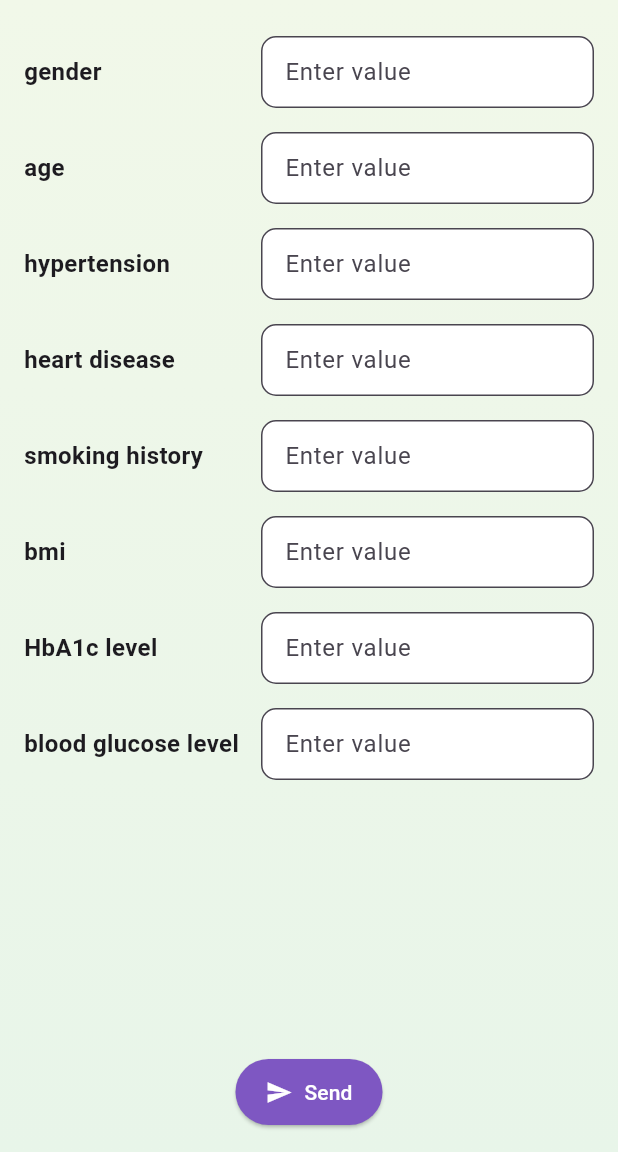
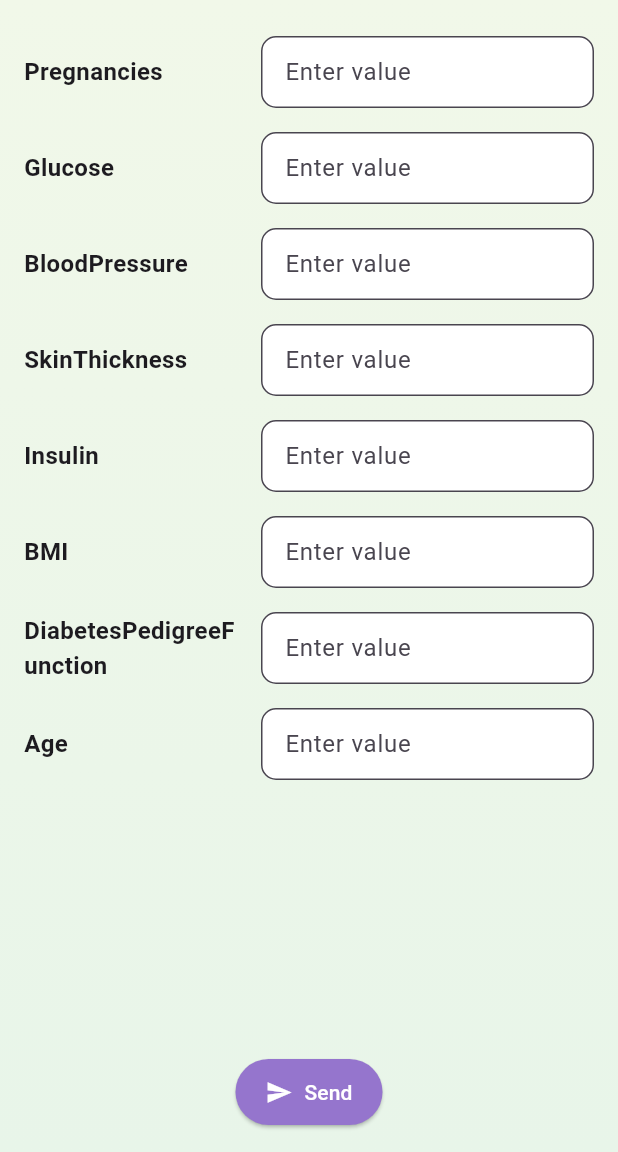
Before and after one commit to beroberoro/analysis_project, a Flutter app: the MedicalTestPage screen opened directly, on a phone screen of 412 x 824 dp, the part 84-1236 px from its top. Run offline on Flutter 3.47's test engine with Material 3 defaults, Android fonts, the phone set to English and light mode, and no system bars; our stand-ins replace dio, image_picker, pdf, printing.

Commit message:
بعد تعديل الurl

```diff
--- a/lib/api.dart
+++ b/lib/api.dart
@@ -8,17 +8,17 @@ class Api {
   Api({required this.dio, required this.apiKey});
 
   final Map<String, String> medicalEndpoints = {
-    "Diabetes": "https://your-api.com/diabetes",
-    "Liver Disease": "https://your-api.com/liver",
-    "Anemia": "https://your-api.com/anemia",
-    "Viral infection": "https://your-api.com/viral",
-    "Parkinsons": "https://your-api.com/parkinsons",
+    "Diabetes": "https://medical-diagnosis-api.onrender.com/predict/data/diapetes",
+    "Liver Disease": "https://medical-diagnosis-api.onrender.com/predict/data/liver",
+    "Anemia": "https://medical-diagnosis-api.onrender.com/predict/data/anemia",
+    "Viral infection": "https://medical-diagnosis-api.onrender.com/predict/data/viral",
+    "Parkinsons": "https://medical-diagnosis-api.onrender.com/predict/data/parkinsons",
   };
 
   final Map<String, String> xrayEndpoints = {
     "Pneumonia": "https://medical-diagnosis-api.onrender.com/predict/image/pneumonia",
     "Covid-19": "https://medical-diagnosis-api.onrender.com/predict/image/covid",
-    "Tuberculosis": "https://your-api.com/xray/tb",
+    "Tuberculosis": "https://medical-diagnosis-api.onrender.com/predict/image/tuberculosis",
   };
 
   Future<String> sendMedicalReport(Map<String, String> data, String testType) async {
--- a/lib/generate_pdf_page.dart
+++ b/lib/generate_pdf_page.dart
@@ -458,9 +458,7 @@ class _GeneratePdfPageState extends State<GeneratePdfPage> {
                   pw.SizedBox(height: 8),
                   pw.Image(
                     pw.MemoryImage(File(widget.imagePath!).readAsBytesSync()),
-                    height: 250,
-                    width: 250,
-                    fit: pw.BoxFit.contain,
+                    fit: pw.BoxFit.none,
                   ),
                 ],
 
--- a/lib/medical_test_page.dart
+++ b/lib/medical_test_page.dart
@@ -15,8 +15,12 @@ class MedicalTestPage extends StatefulWidget {
 
 class _MedicalTestPageState extends State<MedicalTestPage> {
   late List<String> fields;
+  bool requiresGender = false;
+  int genderValue = 0;
   final Map<String, TextEditingController> controllers = {};
-  final Api api = Api(dio: Dio(), apiKey: ""); // ضع مفتاحك هنا
+  final Api api = Api(dio: Dio(), apiKey: "");
+
+  bool _isLoading = false;
 
   @override
   void initState() {
@@ -24,43 +28,48 @@ class _MedicalTestPageState extends State<MedicalTestPage> {
 
     switch (widget.title) {
       case "Diabetes":
+        requiresGender = false;
         fields = [
-          "gender", "age", "hypertension", "heart disease", "smoking history",
-          "bmi", "HbA1c level", "blood glucose level"
+          "Pregnancies", "Glucose", "BloodPressure", "SkinThickness",
+          "Insulin", "BMI", "DiabetesPedigreeFunction", "Age"
         ];
         break;
       case "Liver Disease":
+        requiresGender = true;
         fields = [
-          "Age", "Gender", "BMI", "Alcohol Consumption", "Smoking",
-          "Genetic Risk", "Physical Activity", "Diabetes", "Hypertension",
-          "Liver Function Test"
+          "Age", "BMI", "AlcoholConsumption", "Smoking", "GeneticRisk",
+          "PhysicalActivity", "Diabetes", "Hypertension", "LiverFunctionTest"
         ];
         break;
       case "Anemia":
-        fields = ["Gender", "Hemoglobin", "MCH", "MCHC", "MCV"];
+        requiresGender = true;
+        fields = ["Hemoglobin", "MCH", "MCHC", "MCV"];
         break;
       case "Viral infection":
+        requiresGender = false;
         fields = [
           "WBCS", "RBCs", "Haemoglobin", "Hematocrit (PCV)", "M.C.V", "M.C.H",
-          "M.C.H.C", "RDW", "Platelets Count", "MPV", "Neutrophils%", "Neutrophils#",
-          "Lymphocytes%", "Lymphocytes#", "Monocyte%", "Monocyte#", "Eosinophils%",
-          "Eosinophils#", "Basophils%", "Basophils#", "Large Unstained Cells%",
-          "Large Unstained Cells#"
+          "M.C.H.C", "RDW", "Platelets Count", "MPV", "Neutrophils%",
+          "Neutrophils#", "Lymphocytes%", "Lymphocytes#", "Monocyte%",
+          "Monocyte#", "Eosinophils%", "Eosinophils#", "Basophils%",
+          "Basophils#", "Large Unstained Cells%", "Large Unstained Cells#"
         ];
         break;
       case "Parkinsons":
+        requiresGender = true;
         fields = [
-          "Age", "Gender", "Ethnicity", "Education Level", "BMI", "Smoking",
-          "Alcohol Consumption", "Physical Activity", "Diet Quality", "Sleep Quality",
-          "Family History Parkinsons", "Traumatic Brain Injury", "Hypertension",
+          "Age", "Ethnicity", "EducationLevel", "BMI", "Smoking",
+          "AlcoholConsumption", "PhysicalActivity", "DietQuality", "SleepQuality",
+          "FamilyHistoryParkinsons", "TraumaticBrainInjury", "Hypertension",
           "Diabetes", "Depression", "Stroke", "SystolicBP", "DiastolicBP",
-          "Cholesterol Total", "Cholesterol LDL", "Cholesterol HDL",
-          "Cholesterol Triglycerides", "UPDRS", "MoCA", "Functional Assessment",
-          "Tremor", "Rigidity", "Bradykinesia", "Postural Instability",
-          "Speech Problems", "Sleep Disorders", "Constipation"
+          "CholesterolTotal", "CholesterolLDL", "CholesterolHDL",
+          "CholesterolTriglycerides", "UPDRS", "MoCA", "FunctionalAssessment",
+          "Tremor", "Rigidity", "Bradykinesia", "PosturalInstability",
+          "SpeechProblems", "SleepDisorders", "Constipation"
         ];
         break;
       default:
+        requiresGender = false;
         fields = ["Value 1", "Value 2"];
     }
 
@@ -77,13 +86,38 @@ class _MedicalTestPageState extends State<MedicalTestPage> {
     super.dispose();
   }
 
+  Map<String, dynamic> _formatDataForModule(String testType) {
+    Map<String, dynamic> values = {};
+    for (var field in fields) {
+      values[field] = double.tryParse(controllers[field]?.text ?? '') ?? 0.0;
+    }
+
+    if (requiresGender) {
+      if (testType == "Anemia") {
+        values["Gender"] = genderValue == 0 ? 1 : 0;
+      } else {
+        values["Gender"] = genderValue;
+      }
+    }
+
+    return {"data": values};
+  }
+
   Future<void> _sendDataToBackend() async {
-    Map<String, String> data = {
-      "testType": widget.title,
-      for (var field in fields) field: controllers[field]!.text,
-    };
+    setState(() {
+      _isLoading = true;
+    });
 
-    String diagnosis = await api.sendMedicalReport(data, widget.title);
+    Map<String, dynamic> data = _formatDataForModule(widget.title);
+
+    String diagnosis = await api.sendMedicalReport(
+      data.map((key, value) => MapEntry(key, value.toString())),
+      widget.title,
+    );
+
+    setState(() {
+      _isLoading = false;
+    });
 
     Navigator.push(
       context,
@@ -91,10 +125,10 @@ class _MedicalTestPageState extends State<MedicalTestPage> {
         builder: (context) => ResultsPage(
           data: {
             "testType": widget.title,
-            "values": data,
+            "values": data["data"],
             "diagnosis": diagnosis,
-
-          }, title: widget.title,
+          },
+          title: widget.title,
         ),
       ),
     );
@@ -119,6 +153,33 @@ class _MedicalTestPageState extends State<MedicalTestPage> {
           padding: const EdgeInsets.all(16),
           child: Column(
             children: [
+              if (requiresGender) ...[
+                Row(
+                  mainAxisAlignment: MainAxisAlignment.center,
+                  children: [
+                    ChoiceChip(
+                      label: const Text("Male"),
+                      selected: genderValue == 0,
+                      onSelected: (_) {
+                        setState(() {
+                          genderValue = 0;
+                        });
+                      },
+                    ),
+                    const SizedBox(width: 10),
+                    ChoiceChip(
+                      label: const Text("Female"),
+                      selected: genderValue == 1,
+                      onSelected: (_) {
+                        setState(() {
+                          genderValue = 1;
+                        });
+                      },
+                    ),
+                  ],
+                ),
+                const SizedBox(height: 16),
+              ],
               Expanded(
                 child: ListView.builder(
                   itemCount: fields.length,
@@ -143,7 +204,7 @@ class _MedicalTestPageState extends State<MedicalTestPage> {
                               controller: controllers[field],
                               keyboardType: const TextInputType.numberWithOptions(decimal: true),
                               inputFormatters: [
-                                FilteringTextInputFormatter.allow(RegExp(r'^\d*\.?\d*$')),
+                                FilteringTextInputFormatter.allow(RegExp(r'^[0-9]+\.?[0-9]*')),
                               ],
                               decoration: InputDecoration(
                                 hintText: "Enter value",
@@ -162,12 +223,22 @@ class _MedicalTestPageState extends State<MedicalTestPage> {
                   },
                 ),
               ),
+              const SizedBox(height: 16),
               ElevatedButton.icon(
-                onPressed: _sendDataToBackend,
-                icon: const Icon(Icons.send),
-                label: const Text("Send"),
+                onPressed: _isLoading ? null : _sendDataToBackend,
+                icon: _isLoading
+                    ? const SizedBox(
+                  width: 20,
+                  height: 20,
+                  child: CircularProgressIndicator(
+                    strokeWidth: 2,
+                    color: Colors.white,
+                  ),
+                )
+                    : const Icon(Icons.send),
+                label: Text(_isLoading ? "Sending..." : "Send"),
                 style: ElevatedButton.styleFrom(
-                  backgroundColor: Colors.deepPurple.shade400,
+                  backgroundColor: Colors.deepPurple.shade300,
                   foregroundColor: Colors.white,
                   padding: const EdgeInsets.symmetric(horizontal: 20, vertical: 12),
                 ),
--- a/lib/results_page.dart
+++ b/lib/results_page.dart
@@ -78,8 +78,8 @@ class ResultsPage extends StatelessWidget {
               Center(
                 child: Image.file(
                   File(data["imagePath"]),
-                  width: 250,
-                  height: 250,
+                  width: 700,
+                  height: 450,
                   fit: BoxFit.contain,
                 ),
               ),
--- a/lib/settings_page.dart
+++ b/lib/settings_page.dart
@@ -52,7 +52,7 @@ class _SettingsPageState extends State<SettingsPage> {
           const Padding(
             padding: EdgeInsets.symmetric(horizontal: 16.0),
             child: Text(
-              "This medical analysis app helps patients and doctors easily share and visualize lab reports and x-rays, offering AI-based predictions and tracking progress over time.",
+              "The application is designed to provide patients with an early disease-detection service, assist physicians, and reduce diagnostic time by generating a concise that supports medical staff.",
               style: TextStyle(fontSize: 14),
             ),
           ),
```
